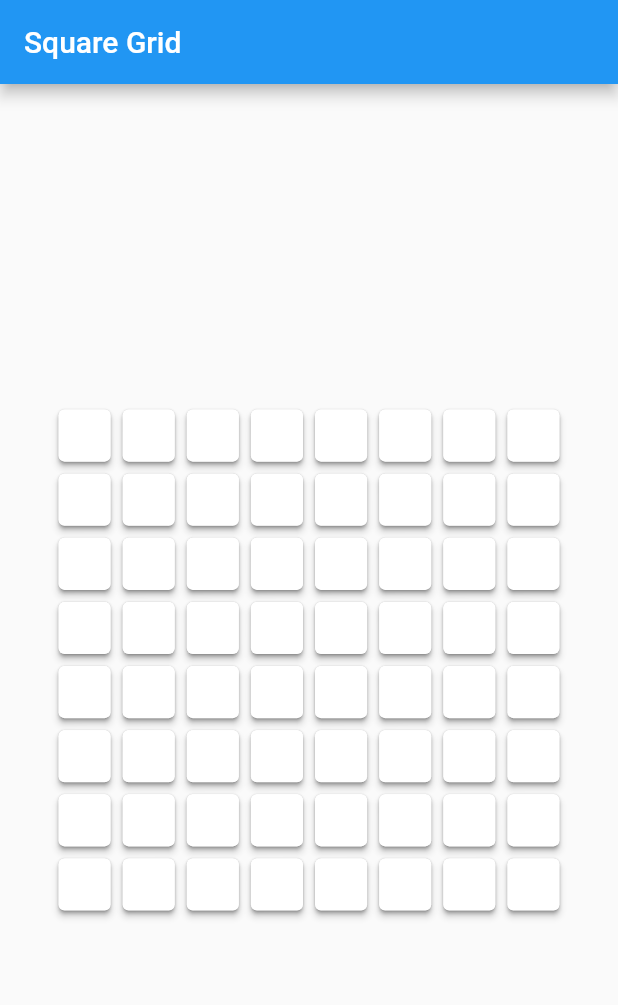
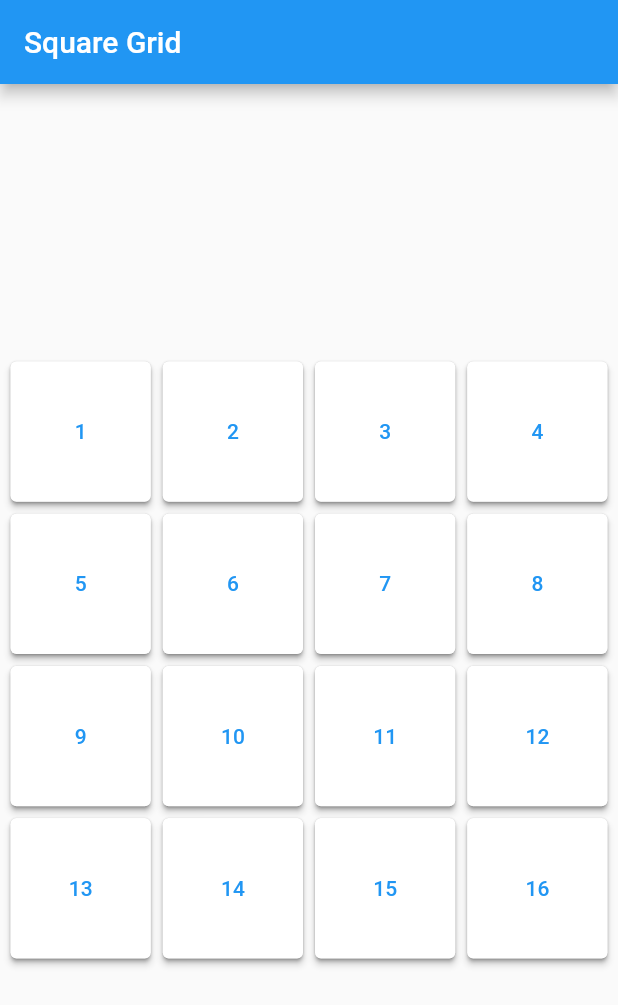
Before and after one commit to amorgan101010/elektronic-sequencer, a Flutter app: the screen it shows after launch, on a phone screen of 412 x 824 dp. Shown: the top 1005 px of the screen. Run offline on Flutter 3.47's test engine with Material 2 defaults, Android fonts, the phone set to English and light mode, and no system bars; drawn by our look-alikes of auto_size_text; missing offline and left inert: soundpool.

Commit message:
failed autosizing button text, added gridsize arg

```diff
--- a/square_grid/lib/grid_button.dart
+++ b/square_grid/lib/grid_button.dart
@@ -1,10 +1,15 @@
 import 'package:flutter/material.dart';
+import 'package:auto_size_text/auto_size_text.dart';
 
 class GridButton extends StatefulWidget {
   final int rowIndex;
   final int columnIndex;
+  final int gridSize;
   const GridButton(
-      {Key? key, required this.rowIndex, required this.columnIndex})
+      {Key? key,
+      required this.rowIndex,
+      required this.columnIndex,
+      required this.gridSize})
       : super(key: key);
 
   @override
@@ -16,22 +21,18 @@ class GridButtonState extends State<GridButton> {
 
   @override
   Widget build(BuildContext context) {
-    return Container(
-      decoration: BoxDecoration(
-        borderRadius: BorderRadius.circular(5.0),
-      ),
-      child: ElevatedButton(
-        style: ButtonStyle(
-            backgroundColor: MaterialStateProperty.all<Color>(
-                _isSelected ? Theme.of(context).primaryColor : Colors.white)),
-        onPressed: _toggleSelected,
-        child: Container(
-          padding: const EdgeInsets.all(5),
-          child: Center(
-            child: Text((widget.rowIndex + widget.columnIndex + 1).toString()),
+    return ElevatedButton(
+      style: ButtonStyle(
+          backgroundColor: MaterialStateProperty.all<Color>(
+              _isSelected ? Theme.of(context).primaryColor : Colors.white)),
+      onPressed: _toggleSelected,
+      child: AutoSizeText(
+          style: TextStyle(
+            color: _isSelected ? Colors.white : Theme.of(context).primaryColor,
           ),
-        ),
-      ),
+          maxLines: 1,
+          ((widget.rowIndex * widget.gridSize) + widget.columnIndex + 1)
+              .toString()),
     );
   }
 
--- a/square_grid/lib/main.dart
+++ b/square_grid/lib/main.dart
@@ -34,7 +34,7 @@ class MyHomePage extends StatefulWidget {
 }
 
 class _MyHomePageState extends State<MyHomePage> {
-  final int gridSize = 8;
+  final int gridSize = 4;
   @override
   Widget build(BuildContext context) {
     return Scaffold(
@@ -44,7 +44,7 @@ class _MyHomePageState extends State<MyHomePage> {
       body: Center(
           child: GridView.count(
               shrinkWrap: true,
-              padding: const EdgeInsets.all(35),
+              padding: const EdgeInsets.all(3),
               crossAxisCount: gridSize,
               children: List.generate(
                 pow(gridSize, 2).toInt(),
@@ -55,6 +55,7 @@ class _MyHomePageState extends State<MyHomePage> {
                     child: GridButton(
                       rowIndex: rowIndex,
                       columnIndex: columnIndex,
+                      gridSize: gridSize,
                     ),
                   );
                 },
--- a/square_grid/pubspec.yaml
+++ b/square_grid/pubspec.yaml
@@ -34,6 +34,7 @@ dependencies:
   # The following adds the Cupertino Icons font to your application.
   # Use with the CupertinoIcons class for iOS style icons.
   cupertino_icons: ^1.0.2
+  auto_size_text: ^3.0.0
 
 dev_dependencies:
   flutter_test:
```
